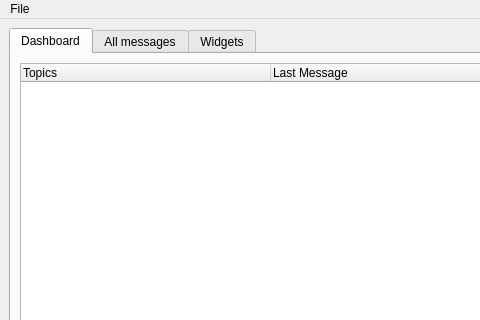
First picture: the form in src/application/ui/window.ui, repository EduardFrlicka/ICP-Projekt, before the edit; both pictures show x 0 to 480 and y 0 to 320 of the 950 by 550 pixel window.
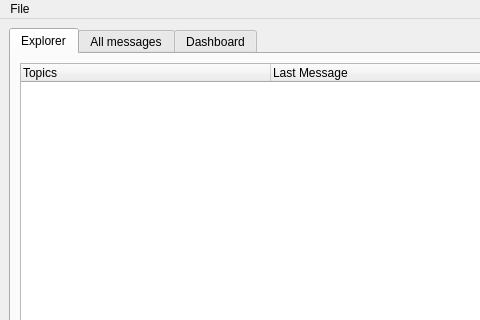
Second picture: the form after the edit.

Commit message: tab names correction

Patch:
```diff
--- a/src/application/ui/window.ui
+++ b/src/application/ui/window.ui
@@ -34,7 +34,7 @@
       </property>
       <widget class="QWidget" name="tab">
        <attribute name="title">
-        <string>Dashboard</string>
+        <string>Explorer</string>
        </attribute>
        <layout class="QGridLayout" name="gridLayout_2">
         <item row="0" column="0">
@@ -319,7 +319,7 @@
       </widget>
       <widget class="QWidget" name="tab_3">
        <attribute name="title">
-        <string>Widgets</string>
+        <string>Dashboard</string>
        </attribute>
        <layout class="QGridLayout" name="gridLayout_4" columnstretch="10,4">
         <item row="0" column="0">
```
